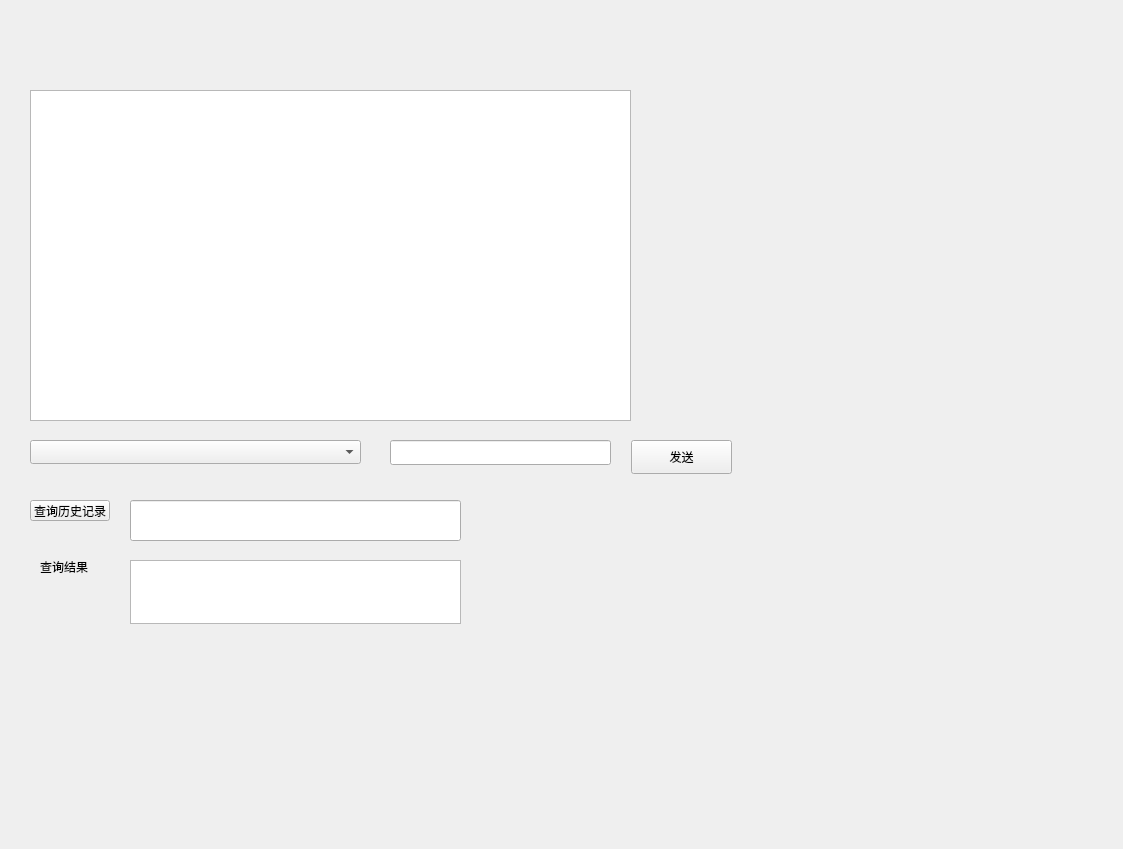
josh1147/QT-chat, file server/widget.ui: the form before one commit.
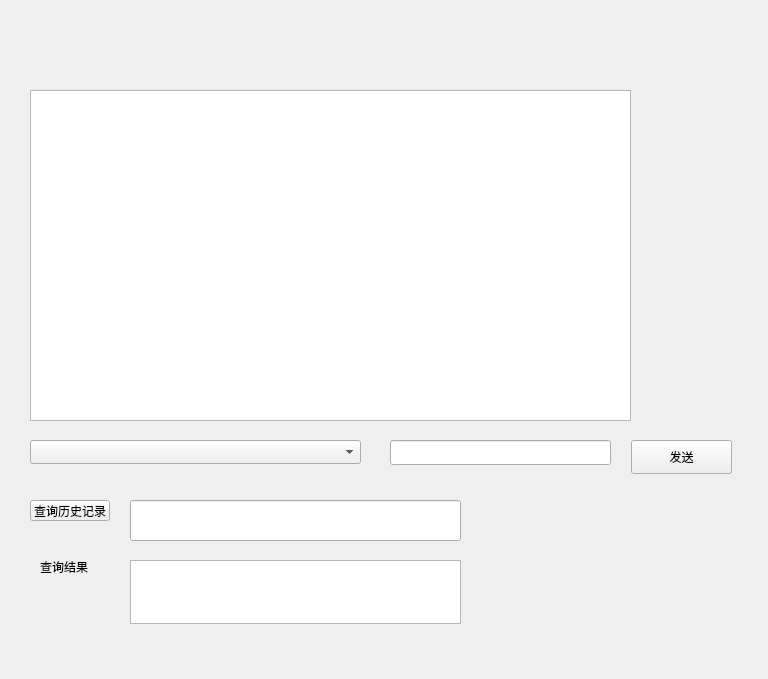
The form after the commit.

What changed in the file:
```diff
--- a/server/widget.ui
+++ b/server/widget.ui
@@ -6,8 +6,8 @@
    <rect>
     <x>0</x>
     <y>0</y>
-    <width>1123</width>
-    <height>849</height>
+    <width>768</width>
+    <height>679</height>
    </rect>
   </property>
   <property name="windowTitle">
```
